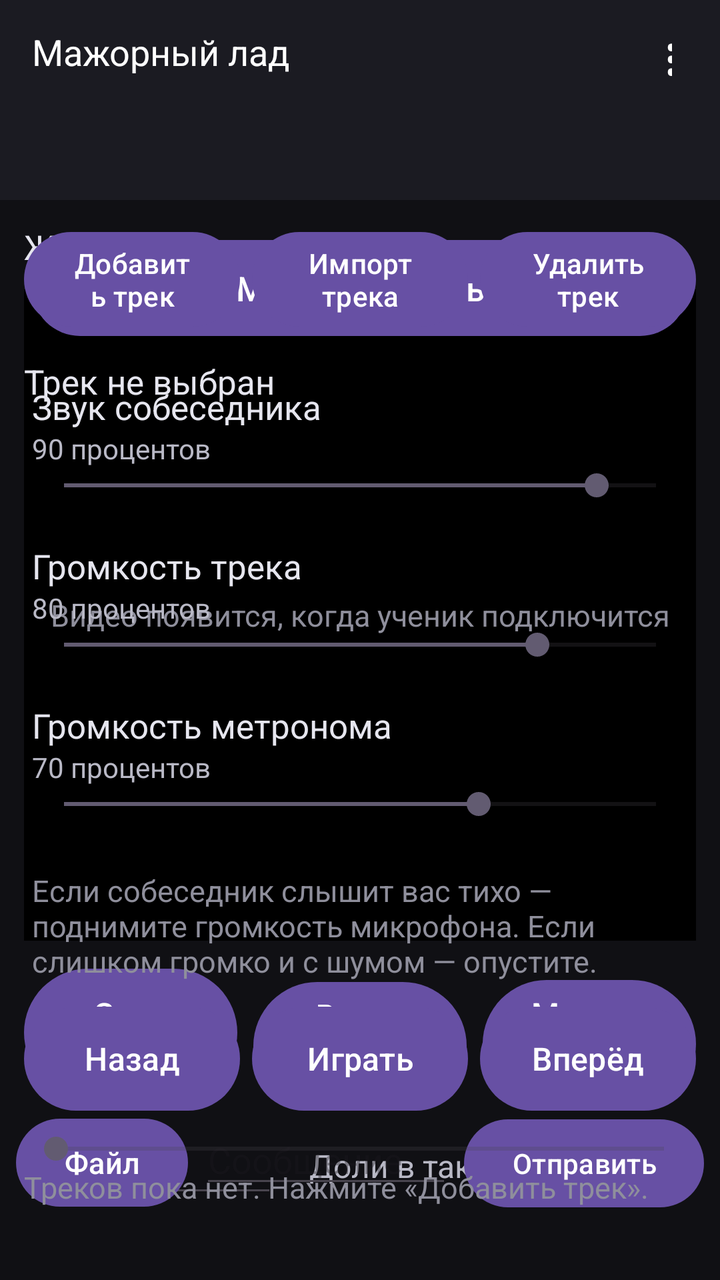
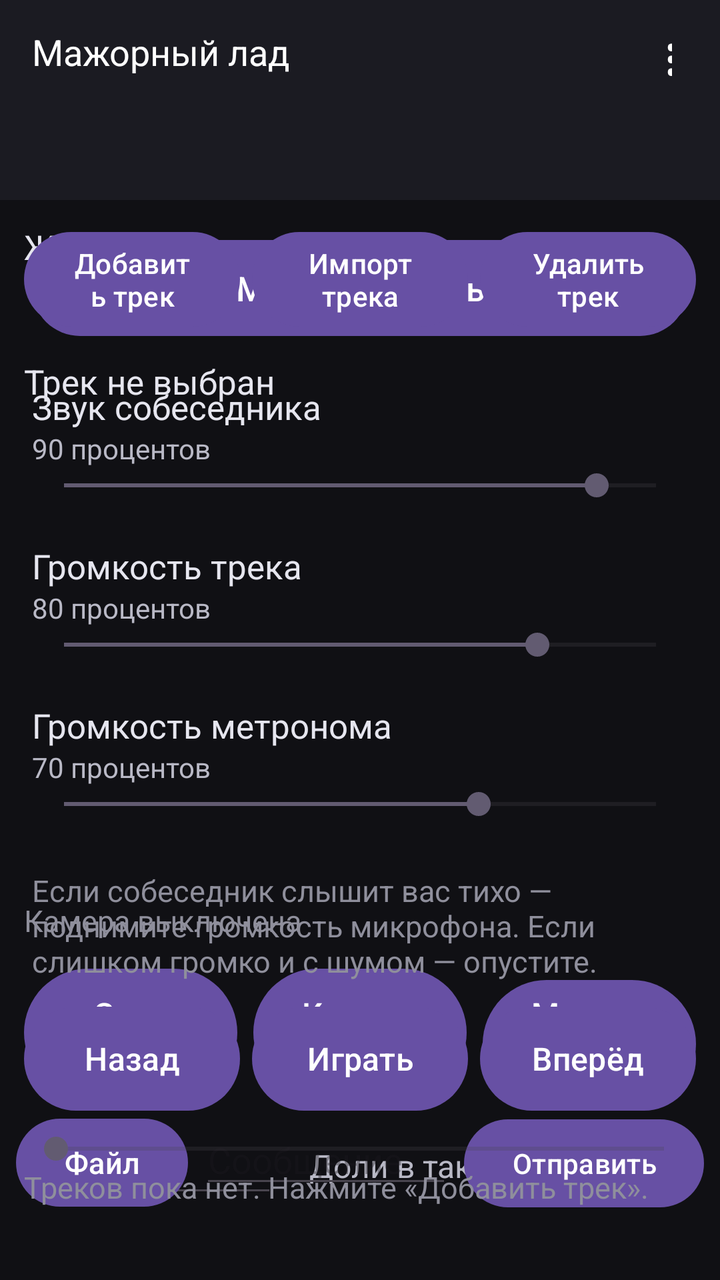

Screens rendered from an Android XML layout before and after an edit, with the pre-edit source and the edit as a unified diff.
<!-- AndroidManifest.xml: application theme Theme.MajorLad -->
<!-- res/layout/activity_main.xml -->
<?xml version="1.0" encoding="utf-8"?>
<FrameLayout xmlns:android="http://schemas.android.com/apk/res/android"
    xmlns:app="http://schemas.android.com/apk/res-auto"
    android:layout_width="match_parent"
    android:layout_height="match_parent"
    android:background="#101014">

    <LinearLayout
        android:layout_width="match_parent"
        android:layout_height="match_parent"
        android:orientation="vertical">

        <LinearLayout
            android:layout_width="match_parent"
            android:layout_height="wrap_content"
            android:background="#1b1b22"
            android:gravity="center_vertical"
            android:orientation="horizontal">

            <TextView
                android:id="@+id/headerTitle"
                android:layout_width="0dp"
                android:layout_height="wrap_content"
                android:layout_weight="1"
                android:paddingStart="16dp"
                android:text="Мажорный лад"
                android:textColor="#ffffff"
                android:textSize="18sp" />

            <Button
                android:id="@+id/btnSettings"
                android:layout_width="52dp"
                android:layout_height="52dp"
                android:background="?attr/selectableItemBackgroundBorderless"
                android:contentDescription="Настройки"
                android:minWidth="0dp"
                android:minHeight="0dp"
                android:text="⋮"
                android:textSize="26sp" />
        </LinearLayout>

        <com.google.android.material.tabs.TabLayout
            android:id="@+id/tabs"
            android:layout_width="match_parent"
            android:layout_height="wrap_content"
            android:background="#1b1b22"
            app:tabIndicatorColor="#e8b04b"
            app:tabMode="fixed"
            app:tabSelectedTextColor="#ffffff"
            app:tabTextColor="#b9b9c6" />

        <FrameLayout
            android:layout_width="match_parent"
            android:layout_height="0dp"
            android:layout_weight="1">

            <include
                android:id="@+id/pageHome"
                layout="@layout/view_home"
                android:layout_width="match_parent"
                android:layout_height="match_parent" />

            <include
                android:id="@+id/pageChat"
                layout="@layout/view_chat"
                android:layout_width="match_parent"
                android:layout_height="match_parent" />

            <include
                android:id="@+id/pageVolume"
                layout="@layout/view_volume"
                android:layout_width="match_parent"
                android:layout_height="match_parent" />

            <include
                android:id="@+id/pagePlayer"
                layout="@layout/view_player"
                android:layout_width="match_parent"
                android:layout_height="match_parent" />
        </FrameLayout>

        <TextView
            android:id="@+id/versionText"
            android:layout_width="match_parent"
            android:layout_height="wrap_content"
            android:paddingStart="16dp"
            android:paddingEnd="16dp"
            android:paddingBottom="8dp"
            android:textColor="#8a8a99"
            android:textSize="12sp" />
    </LinearLayout>

    <FrameLayout
        android:id="@+id/fullVideoBox"
        android:layout_width="match_parent"
        android:layout_height="match_parent"
        android:background="#000000"
        android:keepScreenOn="true"
        android:visibility="gone">

        <ImageView
            android:id="@+id/fullVideo"
            android:layout_width="match_parent"
            android:layout_height="match_parent"
            android:contentDescription="Видео преподавателя на весь экран"
            android:scaleType="fitCenter" />

        <Button
            android:id="@+id/btnCollapse"
            android:layout_width="wrap_content"
            android:layout_height="wrap_content"
            android:layout_gravity="top|end"
            android:layout_margin="16dp"
            android:text="Свернуть" />
    </FrameLayout>

</FrameLayout>
<!-- res/layout/view_home.xml (included above) -->
<?xml version="1.0" encoding="utf-8"?>
<LinearLayout xmlns:android="http://schemas.android.com/apk/res/android"
    android:layout_width="match_parent"
    android:layout_height="match_parent"
    android:orientation="vertical"
    android:padding="12dp">

    <TextView
        android:id="@+id/statusText"
        android:layout_width="match_parent"
        android:layout_height="wrap_content"
        android:text="Ждём ученика"
        android:textColor="#e6e6ef"
        android:textSize="17sp" />

    <FrameLayout
        android:id="@+id/videoBox"
        android:layout_width="match_parent"
        android:layout_height="0dp"
        android:layout_marginTop="10dp"
        android:layout_weight="1"
        android:background="#000000"
        android:minHeight="160dp">

        <ImageView
            android:id="@+id/videoView"
            android:layout_width="match_parent"
            android:layout_height="match_parent"
            android:contentDescription="Видео собеседника"
            android:scaleType="fitCenter" />

        <TextView
            android:id="@+id/videoHint"
            android:layout_width="match_parent"
            android:layout_height="match_parent"
            android:gravity="center"
            android:padding="12dp"
            android:text="Видео появится, когда ученик подключится"
            android:textColor="#8f8f9c"
            android:textSize="15sp" />
    </FrameLayout>

    <LinearLayout
        android:layout_width="match_parent"
        android:layout_height="wrap_content"
        android:layout_marginTop="10dp"
        android:orientation="horizontal">

        <Button
            android:id="@+id/btnMic"
            android:layout_width="0dp"
            android:layout_height="72dp"
            android:layout_weight="1"
            android:contentDescription="Микрофон выключен"
            android:text="Звук\nвыкл"
            android:textSize="16sp" />

        <Button
            android:id="@+id/btnExpand"
            android:layout_width="0dp"
            android:layout_height="72dp"
            android:layout_marginStart="8dp"
            android:layout_marginEnd="8dp"
            android:layout_weight="1"
            android:contentDescription="Развернуть видео"
            android:text="Видео\nна весь экран"
            android:textSize="15sp" />

        <Button
            android:id="@+id/btnMetro"
            android:layout_width="0dp"
            android:layout_height="72dp"
            android:layout_weight="1"
            android:contentDescription="Метроном выключен"
            android:text="Метроном\nвыкл"
            android:textSize="16sp" />
    </LinearLayout>

    <LinearLayout
        android:layout_width="match_parent"
        android:layout_height="wrap_content"
        android:layout_marginTop="10dp"
        android:gravity="center_vertical"
        android:orientation="horizontal">

        <TextView
            android:layout_width="wrap_content"
            android:layout_height="wrap_content"
            android:labelFor="@+id/editBpm"
            android:text="Темп"
            android:textColor="#b9b9c6"
            android:textSize="16sp" />

        <EditText
            android:id="@+id/editBpm"
            android:layout_width="80dp"
            android:layout_height="wrap_content"
            android:layout_marginStart="8dp"
            android:layout_marginEnd="16dp"
            android:contentDescription="Темп в ударах в минуту"
            android:imeOptions="actionDone"
            android:inputType="number"
            android:selectAllOnFocus="true"
            android:singleLine="true"
            android:text="90" />

        <TextView
            android:layout_width="wrap_content"
            android:layout_height="wrap_content"
            android:labelFor="@+id/editBeats"
            android:text="Доли в такте"
            android:textColor="#b9b9c6"
            android:textSize="16sp" />

        <EditText
            android:id="@+id/editBeats"
            android:layout_width="70dp"
            android:layout_height="wrap_content"
            android:layout_marginStart="8dp"
            android:contentDescription="Количество долей в такте"
            android:imeOptions="actionDone"
            android:inputType="number"
            android:selectAllOnFocus="true"
            android:singleLine="true"
            android:text="4" />
    </LinearLayout>

</LinearLayout>
<!-- res/layout/view_chat.xml (included above) -->
<?xml version="1.0" encoding="utf-8"?>
<LinearLayout xmlns:android="http://schemas.android.com/apk/res/android"
    android:layout_width="match_parent"
    android:layout_height="match_parent"
    android:orientation="vertical">

    <ListView
        android:id="@+id/chatList"
        android:layout_width="match_parent"
        android:layout_height="0dp"
        android:layout_weight="1"
        android:divider="#1e1e26"
        android:dividerHeight="1dp"
        android:padding="6dp"
        android:stackFromBottom="false"
        android:transcriptMode="normal" />

    <LinearLayout
        android:layout_width="match_parent"
        android:layout_height="wrap_content"
        android:gravity="bottom"
        android:orientation="horizontal"
        android:padding="8dp">

        
        <Button
            android:id="@+id/btnAttach"
            android:layout_width="wrap_content"
            android:layout_height="52dp"
            android:layout_marginEnd="6dp"
            android:contentDescription="Прикрепить файл"
            android:minWidth="0dp"
            android:text="Файл"
            android:textSize="15sp" />

        <EditText
            android:id="@+id/chatInput"
            android:layout_width="0dp"
            android:layout_height="wrap_content"
            android:layout_marginEnd="6dp"
            android:layout_weight="1"
            android:hint="Сообщение"
            android:imeOptions="actionSend"
            android:importantForAutofill="no"
            android:inputType="textCapSentences|textMultiLine"
            android:maxLines="4" />

        <Button
            android:id="@+id/btnSend"
            android:layout_width="wrap_content"
            android:layout_height="52dp"
            android:text="Отправить" />
    </LinearLayout>

</LinearLayout>
<!-- res/layout/view_volume.xml (included above) -->
<?xml version="1.0" encoding="utf-8"?>
<ScrollView xmlns:android="http://schemas.android.com/apk/res/android"
    android:layout_width="match_parent"
    android:layout_height="match_parent"
    android:fillViewport="true">

    <LinearLayout
        android:layout_width="match_parent"
        android:layout_height="wrap_content"
        android:orientation="vertical"
        android:padding="16dp">

        <Button
            android:id="@+id/btnVolMode"
            android:layout_width="match_parent"
            android:layout_height="wrap_content"
            android:minHeight="56dp"
            android:text="Моя громкость"
            android:textSize="17sp" />

        <LinearLayout
            android:id="@+id/volLocal"
            android:layout_width="match_parent"
            android:layout_height="wrap_content"
            android:orientation="vertical">

            <TextView
                android:layout_width="match_parent"
                android:layout_height="wrap_content"
                android:layout_marginTop="20dp"
                android:text="Звук собеседника"
                android:textColor="#e6e6ef"
                android:textSize="17sp" />

            <TextView
                android:id="@+id/labelPeer"
                android:layout_width="match_parent"
                android:layout_height="wrap_content"
                android:text="90 процентов"
                android:textColor="#b9b9c6" />

            <SeekBar
                android:id="@+id/seekPeer"
                android:layout_width="match_parent"
                android:layout_height="wrap_content"
                android:contentDescription="Звук собеседника"
                android:max="100"
                android:progress="90" />

            <TextView
                android:layout_width="match_parent"
                android:layout_height="wrap_content"
                android:layout_marginTop="20dp"
                android:text="Громкость трека"
                android:textColor="#e6e6ef"
                android:textSize="17sp" />

            <TextView
                android:id="@+id/labelTrack"
                android:layout_width="match_parent"
                android:layout_height="wrap_content"
                android:text="80 процентов"
                android:textColor="#b9b9c6" />

            <SeekBar
                android:id="@+id/seekTrackVol"
                android:layout_width="match_parent"
                android:layout_height="wrap_content"
                android:contentDescription="Громкость трека"
                android:max="100"
                android:progress="80" />

            <TextView
                android:layout_width="match_parent"
                android:layout_height="wrap_content"
                android:layout_marginTop="20dp"
                android:text="Громкость метронома"
                android:textColor="#e6e6ef"
                android:textSize="17sp" />

            <TextView
                android:id="@+id/labelMetro"
                android:layout_width="match_parent"
                android:layout_height="wrap_content"
                android:text="70 процентов"
                android:textColor="#b9b9c6" />

            <SeekBar
                android:id="@+id/seekMetroVol"
                android:layout_width="match_parent"
                android:layout_height="wrap_content"
                android:contentDescription="Громкость метронома"
                android:max="100"
                android:progress="70" />
        </LinearLayout>

        <LinearLayout
            android:id="@+id/volPeer"
            android:layout_width="match_parent"
            android:layout_height="wrap_content"
            android:orientation="vertical"
            android:visibility="gone">

            <TextView
                android:layout_width="match_parent"
                android:layout_height="wrap_content"
                android:layout_marginTop="20dp"
                android:text="Мой микрофон для собеседника"
                android:textColor="#e6e6ef"
                android:textSize="17sp" />

            <TextView
                android:id="@+id/labelOutMic"
                android:layout_width="match_parent"
                android:layout_height="wrap_content"
                android:text="100 процентов"
                android:textColor="#b9b9c6" />

            <SeekBar
                android:id="@+id/seekOutMic"
                android:layout_width="match_parent"
                android:layout_height="wrap_content"
                android:contentDescription="Мой микрофон для собеседника"
                android:max="200"
                android:progress="100" />

            <TextView
                android:layout_width="match_parent"
                android:layout_height="wrap_content"
                android:layout_marginTop="20dp"
                android:text="Метроном для собеседника"
                android:textColor="#e6e6ef"
                android:textSize="17sp" />

            <TextView
                android:id="@+id/labelOutMetro"
                android:layout_width="match_parent"
                android:layout_height="wrap_content"
                android:text="70 процентов"
                android:textColor="#b9b9c6" />

            <SeekBar
                android:id="@+id/seekOutMetro"
                android:layout_width="match_parent"
                android:layout_height="wrap_content"
                android:contentDescription="Метроном для собеседника"
                android:max="100"
                android:progress="70" />

            <TextView
                android:layout_width="match_parent"
                android:layout_height="wrap_content"
                android:layout_marginTop="20dp"
                android:text="Здесь настраивается то, что слышит собеседник. Громкость его динамиков меняет он сам."
                android:textColor="#8f8f9c"
                android:textSize="15sp" />
        </LinearLayout>

        <TextView
            android:layout_width="match_parent"
            android:layout_height="wrap_content"
            android:layout_marginTop="24dp"
            android:text="Если собеседник слышит вас тихо — поднимите громкость микрофона. Если слишком громко и с шумом — опустите."
            android:textColor="#8f8f9c"
            android:textSize="15sp" />
    </LinearLayout>
</ScrollView>
<!-- res/layout/view_player.xml (included above) -->
<?xml version="1.0" encoding="utf-8"?>
<LinearLayout xmlns:android="http://schemas.android.com/apk/res/android"
    android:layout_width="match_parent"
    android:layout_height="match_parent"
    android:orientation="vertical"
    android:padding="12dp">

    <LinearLayout
        android:layout_width="match_parent"
        android:layout_height="wrap_content"
        android:orientation="horizontal">

        <Button
            android:id="@+id/btnAdd"
            android:layout_width="0dp"
            android:layout_height="wrap_content"
            android:layout_marginEnd="6dp"
            android:layout_weight="1"
            android:text="Добавить трек" />

        <Button
            android:id="@+id/btnImport"
            android:layout_width="0dp"
            android:layout_height="wrap_content"
            android:layout_marginEnd="6dp"
            android:layout_weight="1"
            android:contentDescription="Импорт трека"
            android:text="Импорт трека" />

        <Button
            android:id="@+id/btnDelete"
            android:layout_width="0dp"
            android:layout_height="wrap_content"
            android:layout_weight="1"
            android:contentDescription="Удалить трек"
            android:text="Удалить трек" />
    </LinearLayout>

    <TextView
        android:id="@+id/trackName"
        android:layout_width="match_parent"
        android:layout_height="wrap_content"
        android:layout_marginTop="12dp"
        android:ellipsize="middle"
        android:singleLine="true"
        android:text="Трек не выбран"
        android:textColor="#e6e6ef"
        android:textSize="17sp" />

    <ListView
        android:id="@+id/trackList"
        android:layout_width="match_parent"
        android:layout_height="0dp"
        android:layout_marginTop="8dp"
        android:layout_weight="1"
        android:divider="#1e1e26"
        android:dividerHeight="1dp" />

    <LinearLayout
        android:layout_width="match_parent"
        android:layout_height="wrap_content"
        android:layout_marginTop="8dp"
        android:gravity="center_vertical"
        android:orientation="horizontal">

        <Button
            android:id="@+id/btnBack"
            android:layout_width="0dp"
            android:layout_height="60dp"
            android:layout_weight="1"
            android:contentDescription="Перемотка назад"
            android:text="Назад"
            android:textSize="16sp" />

        <Button
            android:id="@+id/btnPlay"
            android:layout_width="0dp"
            android:layout_height="60dp"
            android:layout_marginStart="6dp"
            android:layout_marginEnd="6dp"
            android:layout_weight="1"
            android:contentDescription="Играть"
            android:text="Играть"
            android:textSize="16sp" />

        <Button
            android:id="@+id/btnForward"
            android:layout_width="0dp"
            android:layout_height="60dp"
            android:layout_weight="1"
            android:contentDescription="Перемотка вперёд"
            android:text="Вперёд"
            android:textSize="16sp" />
    </LinearLayout>

    <SeekBar
        android:id="@+id/seekTrack"
        android:layout_width="match_parent"
        android:layout_height="wrap_content"
        android:layout_marginTop="6dp"
        android:contentDescription="Позиция трека"
        android:max="1000"
        android:progress="0" />

    <TextView
        android:id="@+id/trackStatus"
        android:layout_width="match_parent"
        android:layout_height="wrap_content"
        android:text="Треков пока нет. Нажмите «Добавить трек»."
        android:textColor="#8f8f9c"
        android:textSize="15sp" />

</LinearLayout>
<!-- resources referenced by this layout -->
<resources>
  <style name="Theme.MajorLad" parent="Theme.Material3.DayNight.NoActionBar">
          <item name="android:statusBarColor">#101014</item>
          <item name="android:navigationBarColor">#101014</item>
          <item name="android:windowBackground">#101014</item>
      </style>
</resources>

<!-- the commit's change to res/layout/activity_main.xml (unified diff, before → after) -->
@@ -111,6 +111,7 @@
             android:layout_height="wrap_content"
             android:layout_gravity="top|end"
             android:layout_margin="16dp"
+            android:contentDescription="Свернуть видео"
             android:text="Свернуть" />
     </FrameLayout>
 
@@ -131,32 +132,18 @@
         android:textColor="#e6e6ef"
         android:textSize="17sp" />
 
-    <FrameLayout
-        android:id="@+id/videoBox"
+    <Space
         android:layout_width="match_parent"
         android:layout_height="0dp"
-        android:layout_marginTop="10dp"
-        android:layout_weight="1"
-        android:background="#000000"
-        android:minHeight="160dp">
-
-        <ImageView
-            android:id="@+id/videoView"
-            android:layout_width="match_parent"
-            android:layout_height="match_parent"
-            android:contentDescription="Видео собеседника"
-            android:scaleType="fitCenter" />
-
-        <TextView
-            android:id="@+id/videoHint"
-            android:layout_width="match_parent"
-            android:layout_height="match_parent"
-            android:gravity="center"
-            android:padding="12dp"
-            android:text="Видео появится, когда ученик подключится"
-            android:textColor="#8f8f9c"
-            android:textSize="15sp" />
-    </FrameLayout>
+        android:layout_weight="1" />
+
+    <TextView
+        android:id="@+id/videoStatus"
+        android:layout_width="match_parent"
+        android:layout_height="wrap_content"
+        android:text="Камера выключена"
+        android:textColor="#8f8f9c"
+        android:textSize="15sp" />
 
     <LinearLayout
         android:layout_width="match_parent"
@@ -174,15 +161,15 @@
             android:textSize="16sp" />
 
         <Button
-            android:id="@+id/btnExpand"
+            android:id="@+id/btnCamera"
             android:layout_width="0dp"
             android:layout_height="72dp"
             android:layout_marginStart="8dp"
             android:layout_marginEnd="8dp"
             android:layout_weight="1"
-            android:contentDescription="Развернуть видео"
-            android:text="Видео\nна весь экран"
-            android:textSize="15sp" />
+            android:contentDescription="Камера выключена"
+            android:text="Камера\nвыкл"
+            android:textSize="16sp" />
 
         <Button
             android:id="@+id/btnMetro"
